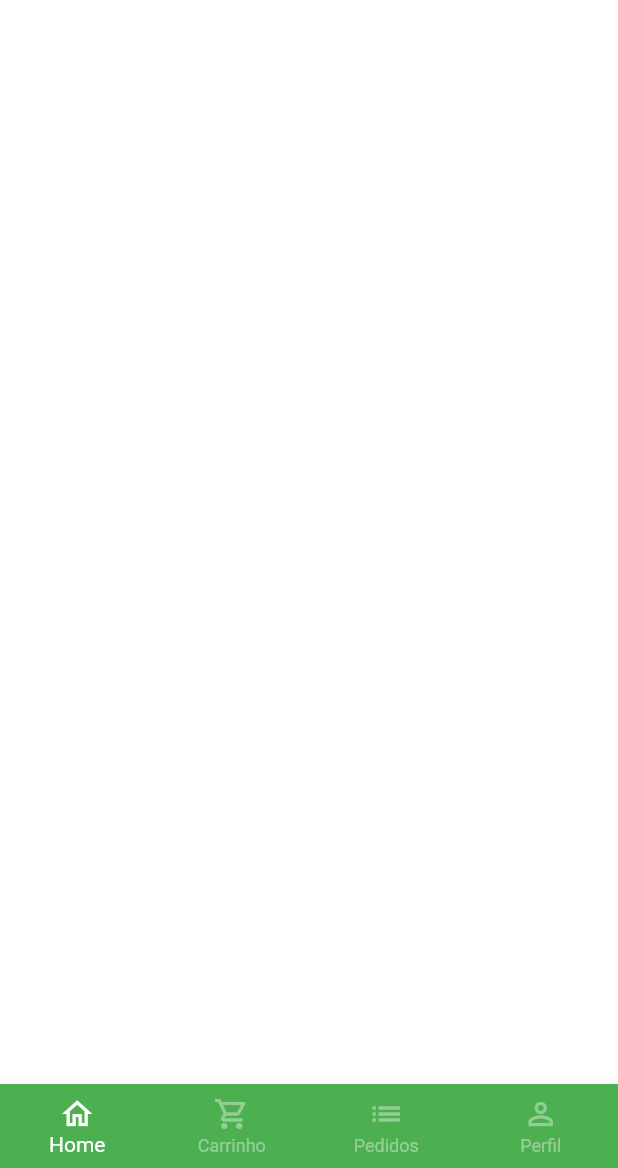
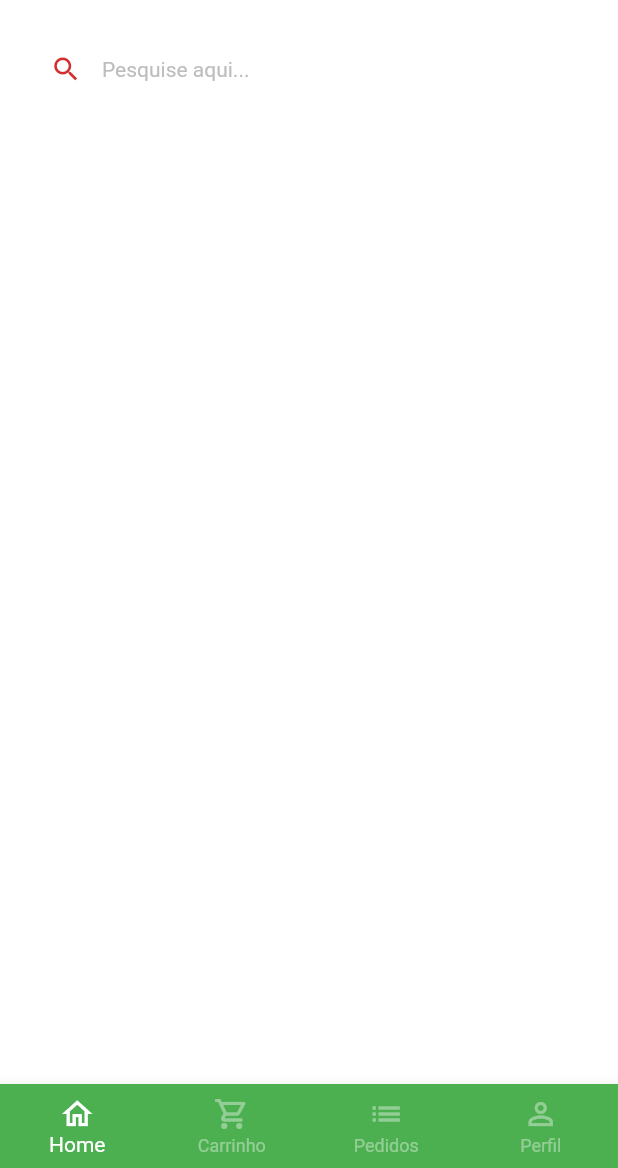
Before and after one commit to SandroRF1973/greengrocer, a Flutter app: the screen it shows after launch, after a tap on "Entrar", on a phone screen of 412 x 824 dp, the part 68-1236 px from its top. Run offline on Flutter 3.47's test engine with Material 2 defaults, Android fonts, the phone set to English and light mode, and no system bars; drawn by our look-alikes of badges; our stand-ins replace animated_text_kit, mask_text_input_formatter.

Commit message:
Aula - 20

```diff
--- a/lib/src/home/home_tab.dart
+++ b/lib/src/home/home_tab.dart
@@ -56,6 +56,41 @@ class HomeTab extends StatelessWidget {
           ),
         ],
       ),
+      body: Column(
+        children: [
+          //Campo de pesquisa
+          Padding(
+            padding: const EdgeInsets.symmetric(
+              horizontal: 20,
+              vertical: 10,
+            ),
+            child: TextFormField(
+              decoration: InputDecoration(
+                filled: true,
+                fillColor: Colors.white,
+                isDense: true,
+                hintText: 'Pesquise aqui...',
+                hintStyle: TextStyle(
+                  color: Colors.grey.shade400,
+                  fontSize: 14,
+                ),
+                prefixIcon: Icon(
+                  Icons.search,
+                  color: CustomColors.customContrastColor,
+                  size: 21,
+                ),
+                border: OutlineInputBorder(
+                  borderRadius: BorderRadius.circular(60),
+                  borderSide: const BorderSide(
+                    width: 0,
+                    style: BorderStyle.none,
+                  ),
+                ),
+              ),
+            ),
+          )
+        ],
+      ),
       // Campo de pesquisa
       // Categorias
       // Grid
```
